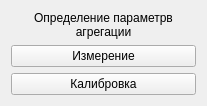
Above: choisedialog/agr1.ui from krang4d/Agrekola before the change. Below: the same form after it.
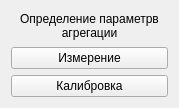
That is the form after the change.

Diff of the .ui file:
```diff
--- a/choisedialog/agr1.ui
+++ b/choisedialog/agr1.ui
@@ -6,15 +6,15 @@
    <rect>
     <x>0</x>
     <y>0</y>
-    <width>207</width>
-    <height>104</height>
+    <width>179</width>
+    <height>108</height>
    </rect>
   </property>
   <property name="windowTitle">
    <string>Form</string>
   </property>
-  <layout class="QVBoxLayout" name="verticalLayout_2">
-   <item>
+  <layout class="QGridLayout" name="gridLayout">
+   <item row="0" column="0">
     <layout class="QVBoxLayout" name="verticalLayout">
      <item>
       <widget class="QLabel" name="label">
```
